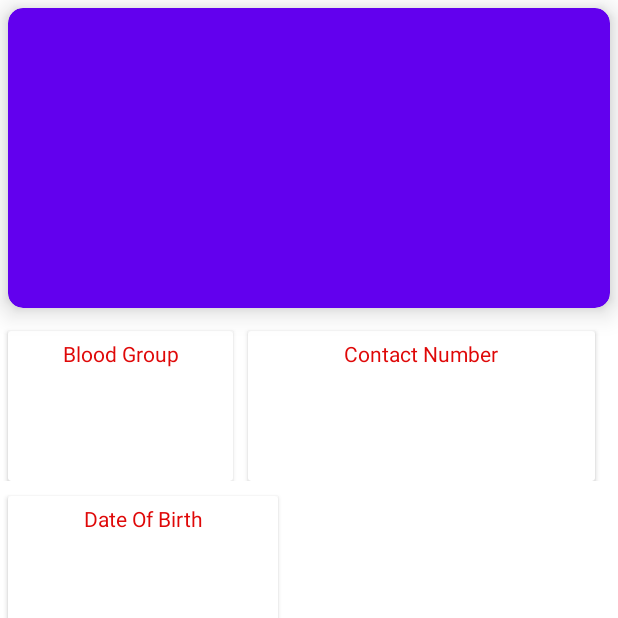
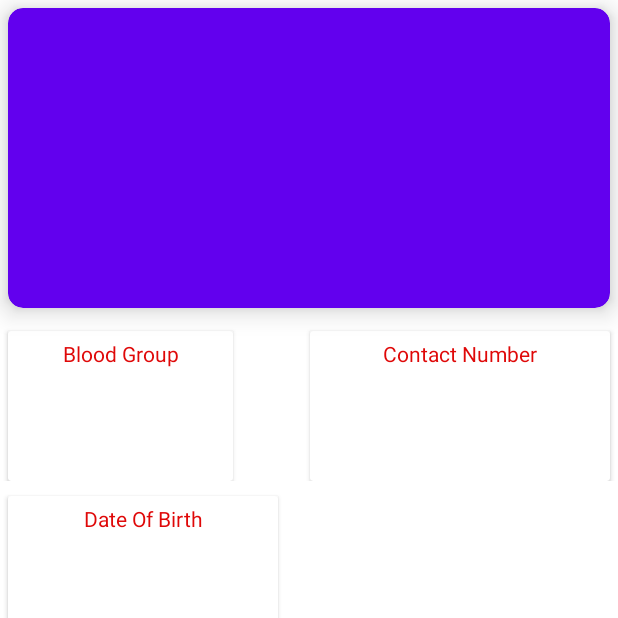
Before and after one commit to Rajkishan0406/Plasma, an Android app: the fragment ProfileFragment placed in its activity, on a phone screen of 412 x 824 dp, the top half of it. Run offline under Robolectric (Android 15) with nearby library versions, the phone set to English and light mode, and no system bars; our stand-ins replace Firebase (no records; nobody signed in at launch, a user with empty details on screens opened directly); libraries missing offline, so code that uses them is left out: com.ismaeldivita.chipnavigation, soup.neumorphism; plain views replace ChipNavigationBar, NeumorphCardView; 4 statements that could not run were skipped.

Commit message:
Map bug solved

```diff
--- a/app/src/main/res/layout/fragment_profile.xml
+++ b/app/src/main/res/layout/fragment_profile.xml
@@ -105,13 +105,13 @@
                 android:layout_height="match_parent"
                 android:orientation="vertical">
 
-                <LinearLayout
+                <RelativeLayout
                     android:layout_width="match_parent"
                     android:layout_height="wrap_content"
                     android:orientation="horizontal">
 
                 <soup.neumorphism.NeumorphCardView
-                    android:layout_width="200dp"
+                    android:layout_width="180dp"
                     android:layout_marginLeft="5dp"
                     android:layout_marginTop="10dp"
                     app:neumorph_lightSource="rightTop"
@@ -136,7 +136,7 @@
                             android:layout_height="wrap_content"
                             android:layout_centerHorizontal="true"
                             android:layout_marginTop="30dp"
-                            android:textSize="20dp"/>
+                            android:textSize="18dp"/>
 
                     </RelativeLayout>
 
@@ -144,7 +144,8 @@
 
                     <soup.neumorphism.NeumorphCardView
                         android:layout_width="170dp"
-                        android:layout_marginLeft="5dp"
+                        android:layout_alignParentRight="true"
+                        android:layout_marginRight="5dp"
                         android:layout_marginTop="10dp"
                         app:neumorph_lightSource="rightTop"
                         app:neumorph_shadowColorLight="@color/light"
@@ -169,14 +170,14 @@
                                 android:layout_centerHorizontal="true"
                                 android:layout_marginTop="30dp"
                                 android:textColor="@color/green"
-                                android:textSize="20dp"/>
+                                android:textSize="18dp"/>
 
                         </RelativeLayout>
 
                     </soup.neumorphism.NeumorphCardView>
 
 
-                </LinearLayout>
+                </RelativeLayout>
 
                 <LinearLayout
                     android:layout_width="match_parent"
@@ -184,7 +185,7 @@
                     android:orientation="horizontal">
 
                 <soup.neumorphism.NeumorphCardView
-                    android:layout_width="220dp"
+                    android:layout_width="200dp"
                     android:layout_marginLeft="5dp"
                     android:layout_marginTop="10dp"
                     app:neumorph_lightSource="rightTop"
@@ -209,7 +210,7 @@
                             android:layout_height="wrap_content"
                             android:layout_centerHorizontal="true"
                             android:layout_marginTop="30dp"
-                            android:textSize="20dp"/>
+                            android:textSize="18dp"/>
 
                     </RelativeLayout>
 
@@ -322,7 +323,7 @@
             android:layout_height="match_parent"
             android:orientation="vertical">
 
-    <LinearLayout
+    <RelativeLayout
         android:layout_width="match_parent"
         android:layout_height="wrap_content">
 
@@ -360,10 +361,10 @@
     </soup.neumorphism.NeumorphCardView>
 
         <soup.neumorphism.NeumorphCardView
-            android:layout_width="match_parent"
-            android:layout_marginLeft="10dp"
-            android:layout_marginRight="15dp"
+            android:layout_width="200dp"
+            android:layout_marginRight="5dp"
             android:layout_marginTop="10dp"
+            android:layout_alignParentRight="true"
             app:neumorph_lightSource="rightTop"
             app:neumorph_shadowColorLight="@color/light"
             android:layout_height="100dp">
@@ -386,13 +387,13 @@
                     android:layout_height="wrap_content"
                     android:layout_centerHorizontal="true"
                     android:layout_marginTop="30dp"
-                    android:textSize="20dp"/>
+                    android:textSize="18dp"/>
 
             </RelativeLayout>
 
         </soup.neumorphism.NeumorphCardView>
 
-    </LinearLayout>
+    </RelativeLayout>
 
     <soup.neumorphism.NeumorphCardView
         android:layout_width="180dp"
@@ -421,7 +422,7 @@
                 android:layout_height="wrap_content"
                 android:layout_centerHorizontal="true"
                 android:layout_marginTop="30dp"
-                android:textSize="20dp"/>
+                android:textSize="18dp"/>
 
         </RelativeLayout>
 
```
Also changed, not shown: app/src/main/java/com/example/plasma/Dashboard/Profile/UpdateProfileFragment.kt (+12 -7 lines), app/src/main/res/layout/fragment_request_profile.xml (+8 -7 lines).
